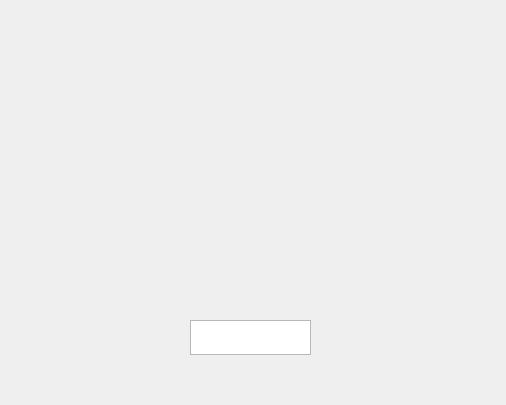
First picture: the form in mainwindow.ui, repository CuteWans/NovelSpider, before the edit.
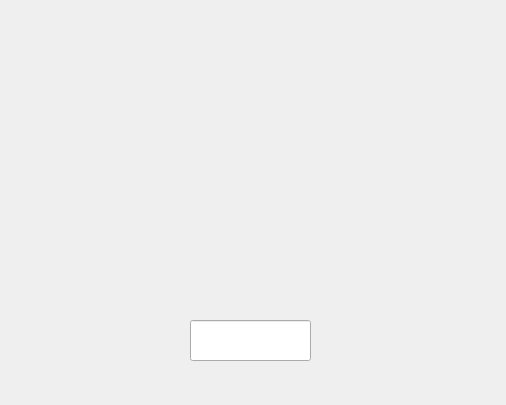
Second picture: the form after the edit. Icons and pictures are not drawn.

```diff
--- a/mainwindow.ui
+++ b/mainwindow.ui
@@ -17,24 +17,6 @@
    <string notr="true">background-image:url(:/pic/cover__.png)</string>
   </property>
   <widget class="QWidget" name="centralwidget">
-   <widget class="QTextEdit" name="textEdit">
-    <property name="geometry">
-     <rect>
-      <x>190</x>
-      <y>320</y>
-      <width>121</width>
-      <height>35</height>
-     </rect>
-    </property>
-    <property name="font">
-     <font>
-      <pointsize>11</pointsize>
-     </font>
-    </property>
-    <property name="styleSheet">
-     <string notr="true">background:url(&quot;&quot;)</string>
-    </property>
-   </widget>
    <widget class="QPushButton" name="pushButton">
     <property name="geometry">
      <rect>
@@ -53,6 +35,19 @@
      <string/>
     </property>
    </widget>
+   <widget class="QLineEdit" name="textEdit">
+    <property name="geometry">
+     <rect>
+      <x>190</x>
+      <y>320</y>
+      <width>121</width>
+      <height>41</height>
+     </rect>
+    </property>
+    <property name="styleSheet">
+     <string notr="true">background-image:url(&quot;&quot;)</string>
+    </property>
+   </widget>
   </widget>
  </widget>
  <resources/>
```
